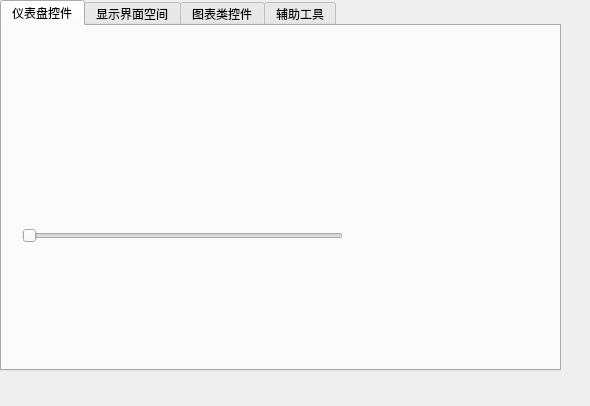
The window that Exmaple/examplewidget.ui (kevinlq/LQFramKit) describes before a commit, drawn with Qt 5.
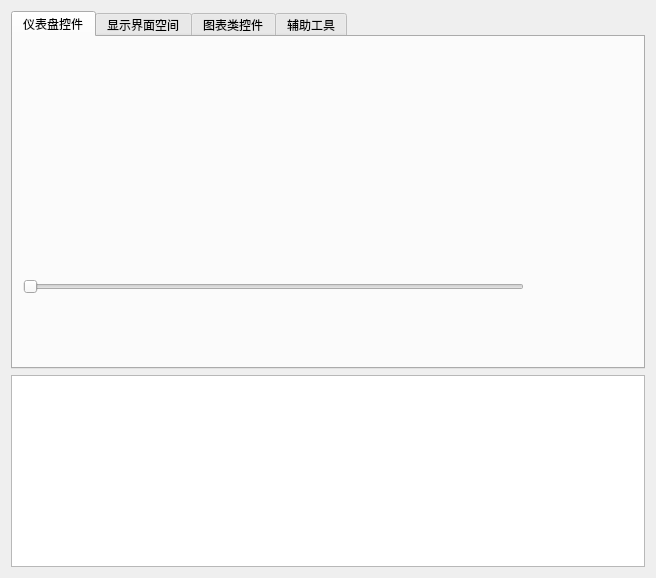
The same window after the commit. Custom widgets are drawn as their Qt base class.

Diff of the .ui file:
```diff
--- a/Exmaple/examplewidget.ui
+++ b/Exmaple/examplewidget.ui
@@ -6,22 +6,18 @@
    <rect>
     <x>0</x>
     <y>0</y>
-    <width>590</width>
-    <height>406</height>
+    <width>656</width>
+    <height>578</height>
    </rect>
   </property>
   <property name="windowTitle">
    <string>Form</string>
   </property>
+  <layout class="QVBoxLayout" name="verticalLayout_2">
+   <item>
+    <layout class="QVBoxLayout" name="verticalLayout">
+     <item>
   <widget class="QTabWidget" name="tabWidget">
-   <property name="geometry">
-    <rect>
-     <x>0</x>
-     <y>0</y>
-     <width>561</width>
-     <height>371</height>
-    </rect>
-   </property>
    <property name="currentIndex">
     <number>0</number>
    </property>
@@ -29,39 +25,55 @@
     <attribute name="title">
      <string>仪表盘控件</string>
     </attribute>
+        <widget class="QWidget" name="">
+         <property name="geometry">
+          <rect>
+           <x>10</x>
+           <y>-10</y>
+           <width>501</width>
+           <height>291</height>
+          </rect>
+         </property>
+         <layout class="QVBoxLayout" name="verticalLayout_3">
+          <item>
+           <layout class="QHBoxLayout" name="horizontalLayout">
+            <item>
     <widget class="QMeter" name="Meter_widget" native="true">
-     <property name="geometry">
-      <rect>
-       <x>4</x>
-       <y>10</y>
-       <width>171</width>
-       <height>161</height>
-      </rect>
-     </property>
-    </widget>
+              <property name="minimumSize">
+               <size>
+                <width>200</width>
+                <height>200</height>
+               </size>
+              </property>
+              <property name="maximumSize">
+               <size>
+                <width>200</width>
+                <height>200</height>
+               </size>
+              </property>
+             </widget>
+            </item>
+            <item>
     <widget class="QGauge" name="qgauge_widget" native="true">
-     <property name="geometry">
-      <rect>
-       <x>191</x>
-       <y>10</y>
-       <width>171</width>
-       <height>161</height>
-      </rect>
-     </property>
-    </widget>
+              <property name="maximumSize">
+               <size>
+                <width>200</width>
+                <height>200</height>
+               </size>
+              </property>
+             </widget>
+            </item>
+           </layout>
+          </item>
+          <item>
     <widget class="QSlider" name="horizontalSlider">
-     <property name="geometry">
-      <rect>
-       <x>20</x>
-       <y>200</y>
-       <width>321</width>
-       <height>19</height>
-      </rect>
-     </property>
      <property name="orientation">
       <enum>Qt::Horizontal</enum>
      </property>
     </widget>
+          </item>
+         </layout>
+        </widget>
    </widget>
    <widget class="QWidget" name="tab_2">
     <attribute name="title">
@@ -79,6 +91,20 @@
     </attribute>
    </widget>
   </widget>
+     </item>
+     <item>
+      <widget class="QTextEdit" name="textEdit">
+       <property name="sizePolicy">
+        <sizepolicy hsizetype="Expanding" vsizetype="Maximum">
+         <horstretch>0</horstretch>
+         <verstretch>0</verstretch>
+        </sizepolicy>
+       </property>
+      </widget>
+     </item>
+    </layout>
+   </item>
+  </layout>
  </widget>
  <customwidgets>
   <customwidget>
@@ -93,6 +119,11 @@
    <header>qgauge.h</header>
    <container>1</container>
   </customwidget>
+  <customwidget>
+   <class>SearchLineEdit</class>
+   <extends>QLineEdit</extends>
+   <header>searchlineedit.h</header>
+  </customwidget>
  </customwidgets>
  <resources/>
  <connections/>
```
Left out of the diff: 23 changed lines with no effect on the pictures. Lines whose indentation alone changed are shown as unchanged.
